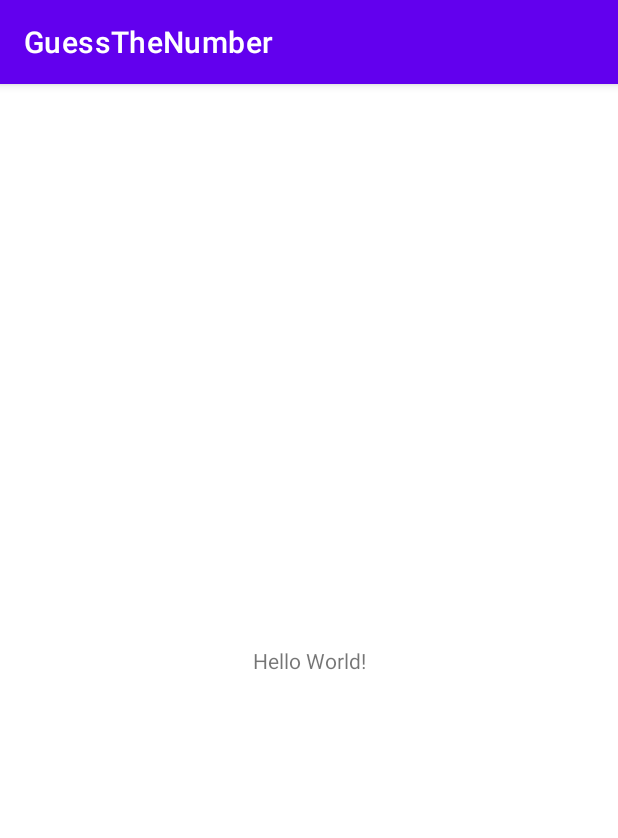
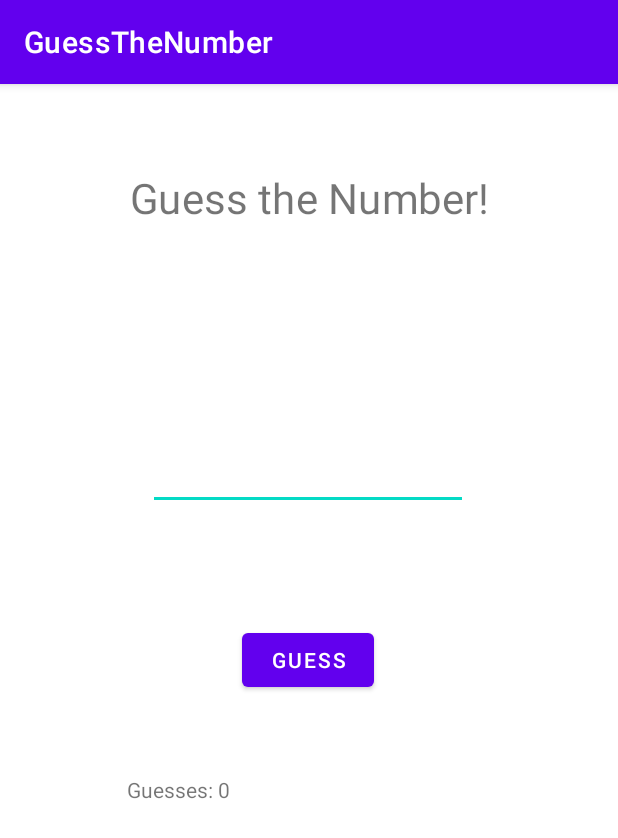
Before and after one commit to LorenzoRAlf/guessNumber, an Android app: the screen it shows after launch (MainActivity), on a phone screen of 412 x 824 dp. Shown: the top 838 px of the screen. Run offline under Robolectric (Android 15) with nearby library versions, the phone set to English and light mode, and no system bars.

Commit message:
finally, some progress
app now has basic functionality

```diff
--- a/app/src/main/AndroidManifest.xml
+++ b/app/src/main/AndroidManifest.xml
@@ -10,6 +10,9 @@
         android:supportsRtl="true"
         android:theme="@style/Theme.GuessTheNumber">
         <activity
+            android:name=".RecordActivity"
+            android:exported="true" />
+        <activity
             android:name=".MainActivity"
             android:exported="true">
             <intent-filter>
--- a/app/src/main/res/layout/activity_main.xml
+++ b/app/src/main/res/layout/activity_main.xml
@@ -6,13 +6,54 @@
     android:layout_height="match_parent"
     tools:context=".MainActivity">
 
-    <TextView
+    <EditText
+        android:id="@+id/numberEdit"
         android:layout_width="wrap_content"
         android:layout_height="wrap_content"
-        android:text="Hello World!"
+        android:ems="10"
+        android:inputType="number"
         app:layout_constraintBottom_toBottomOf="parent"
-        app:layout_constraintLeft_toLeftOf="parent"
-        app:layout_constraintRight_toRightOf="parent"
+        app:layout_constraintEnd_toEndOf="parent"
+        app:layout_constraintHorizontal_bias="0.497"
+        app:layout_constraintStart_toStartOf="parent"
+        app:layout_constraintTop_toTopOf="parent"
+        app:layout_constraintVertical_bias="0.33" />
+
+    <TextView
+        android:id="@+id/textView"
+        android:layout_width="wrap_content"
+        android:layout_height="wrap_content"
+        android:scaleX="2"
+        android:scaleY="2"
+        android:text="@string/guess_the_number"
+        app:layout_constraintBottom_toBottomOf="parent"
+        app:layout_constraintEnd_toEndOf="parent"
+        app:layout_constraintHorizontal_bias="0.498"
+        app:layout_constraintStart_toStartOf="parent"
+        app:layout_constraintTop_toTopOf="parent"
+        app:layout_constraintVertical_bias="0.087" />
+
+    <Button
+        android:id="@+id/button"
+        android:layout_width="wrap_content"
+        android:layout_height="wrap_content"
+        android:text="GUESS"
+        android:onClick="guess"
+        app:layout_constraintBottom_toBottomOf="parent"
+        app:layout_constraintEnd_toEndOf="parent"
+        app:layout_constraintHorizontal_bias="0.498"
+        app:layout_constraintStart_toStartOf="parent"
         app:layout_constraintTop_toTopOf="parent" />
 
+    <TextView
+        android:id="@+id/guesses"
+        android:layout_width="wrap_content"
+        android:layout_height="wrap_content"
+        android:text="@string/guesses_0"
+        app:layout_constraintBottom_toBottomOf="parent"
+        app:layout_constraintEnd_toEndOf="parent"
+        app:layout_constraintHorizontal_bias="0.246"
+        app:layout_constraintStart_toStartOf="parent"
+        app:layout_constraintTop_toTopOf="parent"
+        app:layout_constraintVertical_bias="0.615" />
 </androidx.constraintlayout.widget.ConstraintLayout>
--- a/app/src/main/res/values/strings.xml
+++ b/app/src/main/res/values/strings.xml
@@ -1,3 +1,6 @@
 <resources>
     <string name="app_name">GuessTheNumber</string>
+    <string name="attempts_0">Attempts: 0</string>
+    <string name="guess_the_number">Guess the Number!</string>
+    <string name="guesses_0">Guesses: 0</string>
 </resources>
```
Also changed, not shown: app/src/main/java/com/example/guessthenumber/MainActivity.java (+40 -0 lines), app/src/main/java/com/example/guessthenumber/RecordActivity.java (added, +14 -0 lines), app/src/main/res/layout/activity_record.xml (added, +9 -0 lines).
